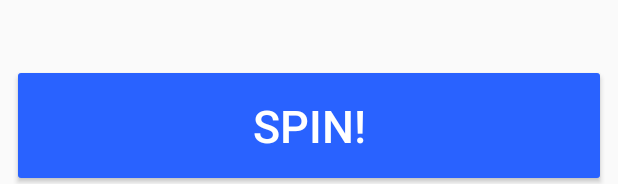
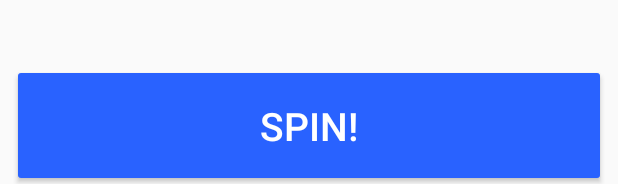
Before and after one commit to ptptsw/GotiPocari, an Android app: the layout fragment_randomgame.xml on its own in the app's theme, with its tools: preview values and no code run, on a phone screen of 412 x 824 dp. Shown: the part 1049-1233 px from the top of the screen. Run offline under Robolectric (Android 15) with nearby library versions, the phone set to English and light mode, and no system bars.

Commit message:
remove: dummy textinput from randomgame fragment

```diff
--- a/app/src/main/res/layout/fragment_randomgame.xml
+++ b/app/src/main/res/layout/fragment_randomgame.xml
@@ -26,21 +26,7 @@
         android:layout_marginEnd="8dp"
         android:layout_weight="1"
         android:backgroundTint="#2962ff"
+        android:text="@string/randgame_button_text"
         android:textColor="@android:color/white"
-        android:text="@string/randgame_button_text"
-        android:textSize="30sp"
-        />
-<!--    <TextView-->
-<!--        android:id="@+id/text_randomgame"-->
-<!--        android:layout_width="match_parent"-->
-<!--        android:layout_height="wrap_content"-->
-<!--        android:layout_marginStart="8dp"-->
-<!--        android:layout_marginTop="8dp"-->
-<!--        android:layout_marginEnd="8dp"-->
-<!--        android:textAlignment="center"-->
-<!--        android:textSize="20sp"-->
-<!--        app:layout_constraintBottom_toBottomOf="parent"-->
-<!--        app:layout_constraintEnd_toEndOf="parent"-->
-<!--        app:layout_constraintStart_toStartOf="parent"-->
-<!--        app:layout_constraintTop_toTopOf="parent" />-->
+        android:textSize="26sp" />
 </android.widget.LinearLayout>
```
